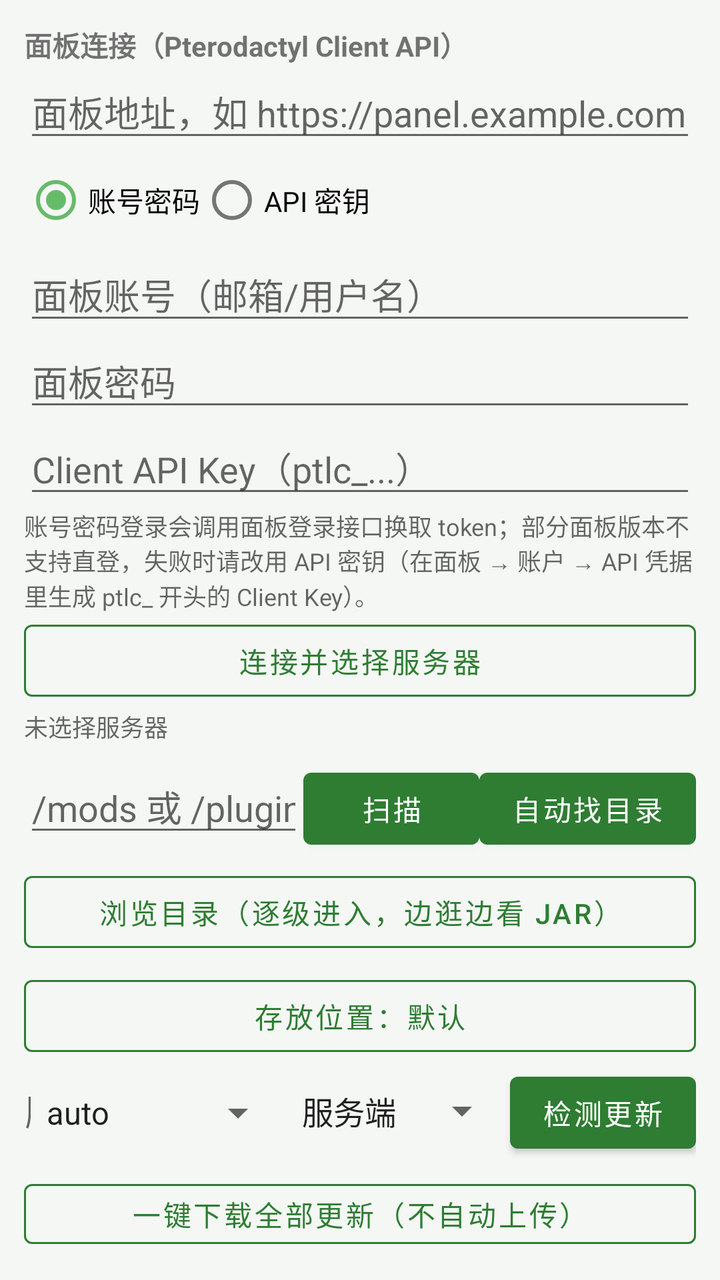
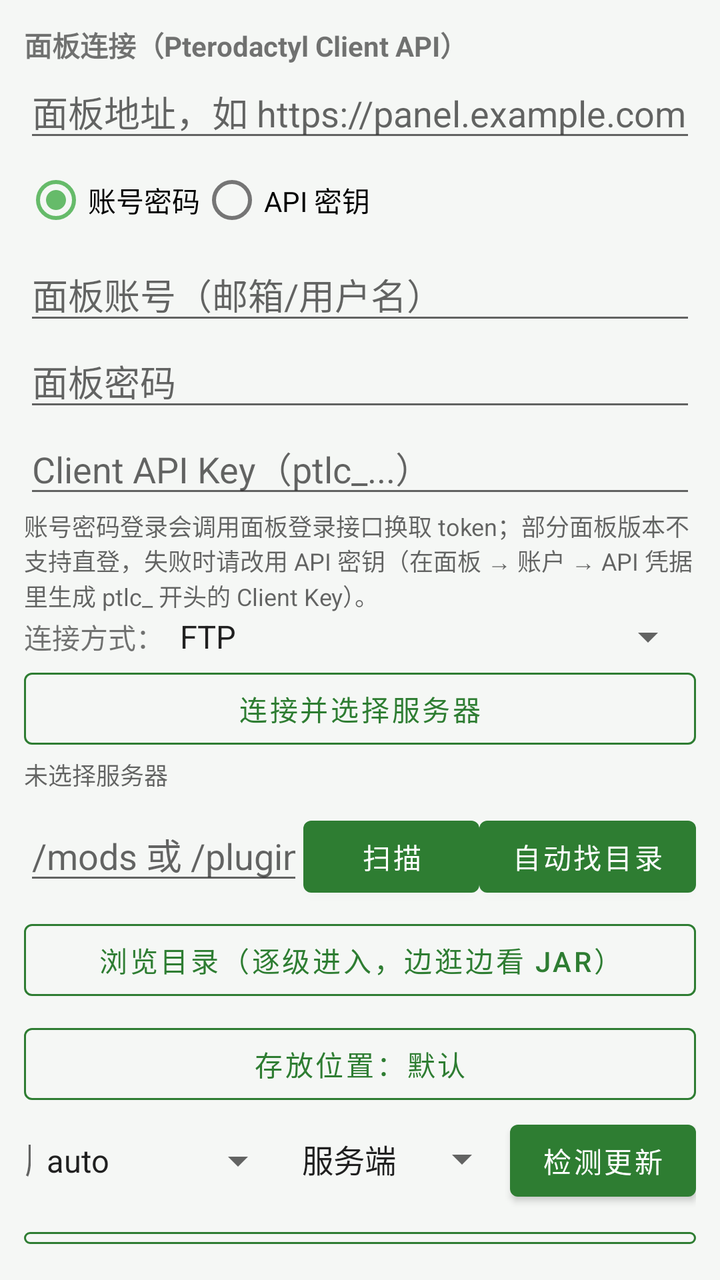

Two renders of the same Android screen: before a commit and after it. Below are the layout's source before the change and the commit's diff.
<!-- AndroidManifest.xml: application theme Theme.ModMigrator -->
<!-- res/layout/fragment_server.xml -->
<?xml version="1.0" encoding="utf-8"?>
<LinearLayout xmlns:android="http://schemas.android.com/apk/res/android"
    android:layout_width="match_parent"
    android:layout_height="match_parent"
    android:orientation="vertical"
    android:padding="12dp">

    <TextView
        android:layout_width="wrap_content"
        android:layout_height="wrap_content"
        android:text="面板连接（Pterodactyl Client API）"
        android:textStyle="bold" />

    <EditText
        android:id="@+id/etPanelBase"
        android:layout_width="match_parent"
        android:layout_height="wrap_content"
        android:hint="面板地址，如 https://panel.example.com"
        android:inputType="textUri"
        android:singleLine="true" />

    <RadioGroup
        android:id="@+id/rgAuth"
        android:layout_width="match_parent"
        android:layout_height="wrap_content"
        android:orientation="horizontal">

        <RadioButton
            android:id="@+id/rbLogin"
            android:layout_width="wrap_content"
            android:layout_height="wrap_content"
            android:checked="true"
            android:text="@string/panel_mode_login" />

        <RadioButton
            android:id="@+id/rbKey"
            android:layout_width="wrap_content"
            android:layout_height="wrap_content"
            android:text="@string/panel_mode_key" />
    </RadioGroup>

    <EditText
        android:id="@+id/etPanelUser"
        android:layout_width="match_parent"
        android:layout_height="wrap_content"
        android:hint="@string/panel_user"
        android:inputType="textEmailAddress"
        android:singleLine="true" />

    <EditText
        android:id="@+id/etPanelPass"
        android:layout_width="match_parent"
        android:layout_height="wrap_content"
        android:hint="@string/panel_pass"
        android:inputType="textPassword"
        android:singleLine="true" />

    <EditText
        android:id="@+id/etPanelKey"
        android:layout_width="match_parent"
        android:layout_height="wrap_content"
        android:hint="Client API Key（ptlc_...）"
        android:inputType="textPassword"
        android:singleLine="true" />

    <TextView
        android:layout_width="match_parent"
        android:layout_height="wrap_content"
        android:text="@string/panel_auth_hint"
        android:textColor="@color/textSecondary"
        android:textSize="12sp" />

    <Button
        android:id="@+id/btnConnect"
        style="@style/AppButtonOutlined"
        android:layout_width="match_parent"
        android:layout_height="wrap_content"
        android:text="连接并选择服务器" />

    <TextView
        android:id="@+id/tvServer"
        android:layout_width="match_parent"
        android:layout_height="wrap_content"
        android:text="未选择服务器"
        android:textColor="@color/textSecondary"
        android:textSize="12sp" />

    <LinearLayout
        android:layout_width="match_parent"
        android:layout_height="wrap_content"
        android:layout_marginTop="8dp"
        android:orientation="horizontal">

        <EditText
            android:id="@+id/etPanelDir"
            android:layout_width="0dp"
            android:layout_height="wrap_content"
            android:layout_weight="1"
            android:hint="/mods 或 /plugins"
            android:inputType="text"
            android:singleLine="true" />

        <Button
            android:id="@+id/btnScanFiles"
            android:layout_width="wrap_content"
            android:layout_height="wrap_content"
            android:text="@string/panel_scan" />

        <Button
            android:id="@+id/btnProbeDir"
            android:layout_width="wrap_content"
            android:layout_height="wrap_content"
            android:text="@string/panel_probe_dir" />
    </LinearLayout>

    <Button
        android:id="@+id/btnBrowseDir"
        style="@style/AppButtonOutlined"
        android:layout_width="match_parent"
        android:layout_height="wrap_content"
        android:layout_marginTop="4dp"
        android:text="浏览目录（逐级进入，边逛边看 jar）" />

    <Button
        android:id="@+id/btnPickOutDir"
        style="@style/AppButtonOutlined"
        android:layout_width="match_parent"
        android:layout_height="wrap_content"
        android:layout_marginTop="4dp"
        android:text="存放位置：默认" />

    <LinearLayout
        android:layout_width="match_parent"
        android:layout_height="wrap_content"
        android:orientation="horizontal">

        <EditText
            android:id="@+id/etVersion"
            android:layout_width="0dp"
            android:layout_height="wrap_content"
            android:layout_weight="1"
            android:hint="服务器 MC 版本"
            android:inputType="text"
            android:singleLine="true" />

        <Spinner
            android:id="@+id/spLoader"
            android:layout_width="wrap_content"
            android:layout_height="wrap_content"
            android:entries="@array/loaders" />

        <Spinner
            android:id="@+id/spSide"
            android:layout_width="wrap_content"
            android:layout_height="wrap_content"
            android:entries="@array/sides" />

        <Button
            android:id="@+id/btnCheckUpdates"
            android:layout_width="wrap_content"
            android:layout_height="wrap_content"
            android:text="检测更新" />
    </LinearLayout>

    <Button
        android:id="@+id/btnDownloadAll"
        style="@style/AppButtonOutlined"
        android:layout_width="match_parent"
        android:layout_height="wrap_content"
        android:layout_marginTop="6dp"
        android:text="一键下载全部更新（不自动上传）" />

    <TextView
        android:layout_width="wrap_content"
        android:layout_height="wrap_content"
        android:layout_marginTop="10dp"
        android:text="更新列表"
        android:textStyle="bold" />

    <androidx.recyclerview.widget.RecyclerView
        android:id="@+id/rvUpdates"
        android:layout_width="match_parent"
        android:layout_height="0dp"
        android:layout_weight="1" />

    <TextView
        android:id="@+id/tvLog"
        android:layout_width="match_parent"
        android:layout_height="wrap_content"
        android:maxHeight="120dp"
        android:textColor="@color/textSecondary"
        android:textSize="12sp" />
</LinearLayout>
<!-- resources referenced by this layout -->
<resources>
  <string-array name="loaders">
          <item>auto</item>
          <item>fabric</item>
          <item>forge</item>
          <item>neoforge</item>
          <item>quilt</item>
      </string-array>
  <string-array name="sides">
          <item>服务端</item>
          <item>客户端</item>
      </string-array>
  <color name="textSecondary">#99000000</color>
  <string name="panel_auth_hint">账号密码登录会调用面板登录接口换取 token；部分面板版本不支持直登，失败时请改用 API 密钥（在面板 → 账户 → API 凭据里生成 ptlc_ 开头的 Client Key）。</string>
  <string name="panel_mode_key">API 密钥</string>
  <string name="panel_mode_login">账号密码</string>
  <string name="panel_pass">面板密码</string>
  <string name="panel_probe_dir">自动找目录</string>
  <string name="panel_scan">扫描</string>
  <string name="panel_user">面板账号（邮箱/用户名）</string>
  <style name="AppButtonOutlined" parent="Widget.MaterialComponents.Button.OutlinedButton">
          <item name="strokeColor">?attr/colorPrimary</item>
          <item name="android:textColor">?attr/colorPrimary</item>
          <item name="iconTint">?attr/colorPrimary</item>
          <item name="rippleColor">?attr/colorPrimary</item>
      </style>
  <style name="Theme.ModMigrator" parent="Theme.MaterialComponents.DayNight.NoActionBar">
          <item name="colorPrimary">@color/primary</item>
          <item name="colorPrimaryDark">@color/primaryDark</item>
          <item name="colorAccent">@color/accent</item>
          <item name="android:windowBackground">@color/bg</item>
          <item name="android:statusBarColor">@color/primaryDark</item>
          <item name="preferenceTheme">@style/PreferenceThemeOverlay</item>
          
          <item name="materialButtonStyle">@style/AppButton</item>
      </style>
  <color name="primary">#FF2E7D32</color>
  <color name="primaryDark">#FF1B5E20</color>
  <color name="accent">#FF66BB6A</color>
  <color name="bg">#FFF5F7F5</color>
  <style name="AppButton" parent="Widget.MaterialComponents.Button">
          <item name="backgroundTint">?attr/colorPrimary</item>
          <item name="android:textColor">@android:color/white</item>
          <item name="rippleColor">?attr/colorPrimary</item>
      </style>
</resources>

<!-- the commit's change to res/layout/fragment_server.xml (unified diff, before → after) -->
@@ -70,6 +70,89 @@
         android:textColor="@color/textSecondary"
         android:textSize="12sp" />
 
+    
+    <LinearLayout
+        android:layout_width="match_parent"
+        android:layout_height="wrap_content"
+        android:orientation="horizontal">
+
+        <TextView
+            android:layout_width="wrap_content"
+            android:layout_height="wrap_content"
+            android:text="连接方式：" />
+
+        <Spinner
+            android:id="@+id/spRemoteKind"
+            android:layout_width="0dp"
+            android:layout_height="wrap_content"
+            android:layout_weight="1"
+            android:entries="@array/remote_kinds" />
+    </LinearLayout>
+
+    
+    <LinearLayout
+        android:id="@+id/boxRemote"
+        android:layout_width="match_parent"
+        android:layout_height="wrap_content"
+        android:orientation="vertical"
+        android:visibility="gone">
+
+        <LinearLayout
+            android:layout_width="match_parent"
+            android:layout_height="wrap_content"
+            android:orientation="horizontal">
+
+            <EditText
+                android:id="@+id/etRemoteHost"
+                android:layout_width="0dp"
+                android:layout_height="wrap_content"
+                android:layout_weight="3"
+                android:hint="主机，如 1.2.3.4 或 srv.example.com"
+                android:inputType="text"
+                android:singleLine="true" />
+
+            <EditText
+                android:id="@+id/etRemotePort"
+                android:layout_width="0dp"
+                android:layout_height="wrap_content"
+                android:layout_weight="1"
+                android:hint="端口"
+                android:inputType="number"
+                android:singleLine="true" />
+        </LinearLayout>
+
+        <LinearLayout
+            android:layout_width="match_parent"
+            android:layout_height="wrap_content"
+            android:orientation="horizontal">
+
+            <EditText
+                android:id="@+id/etRemoteUser"
+                android:layout_width="0dp"
+                android:layout_height="wrap_content"
+                android:layout_weight="1"
+                android:hint="用户名"
+                android:inputType="text"
+                android:singleLine="true" />
+
+            <EditText
+                android:id="@+id/etRemotePass"
+                android:layout_width="0dp"
+                android:layout_height="wrap_content"
+                android:layout_weight="1"
+                android:hint="密码"
+                android:inputType="textPassword"
+                android:singleLine="true" />
+        </LinearLayout>
+
+        <TextView
+            android:layout_width="match_parent"
+            android:layout_height="wrap_content"
+            android:text="用服务器的 FTP/SSH 账号密码直连，可以浏览并读取 mods、plugins 目录。端口留空用默认值（FTP 21 / SFTP 22）。"
+            android:textColor="@color/textSecondary"
+            android:textSize="12sp" />
+    </LinearLayout>
+
     <Button
         android:id="@+id/btnConnect"
         style="@style/AppButtonOutlined"
<!-- resource entries referenced after the edit -->
@@ -6,6 +6,11 @@
           <item>forge</item>
           <item>neoforge</item>
           <item>quilt</item>
+      </string-array>
+  <string-array name="remote_kinds">
+          <item>FTP</item>
+          <item>FTPS（显式 TLS）</item>
+          <item>SFTP（SSH）</item>
       </string-array>
   <string-array name="sides">
           <item>服务端</item>
